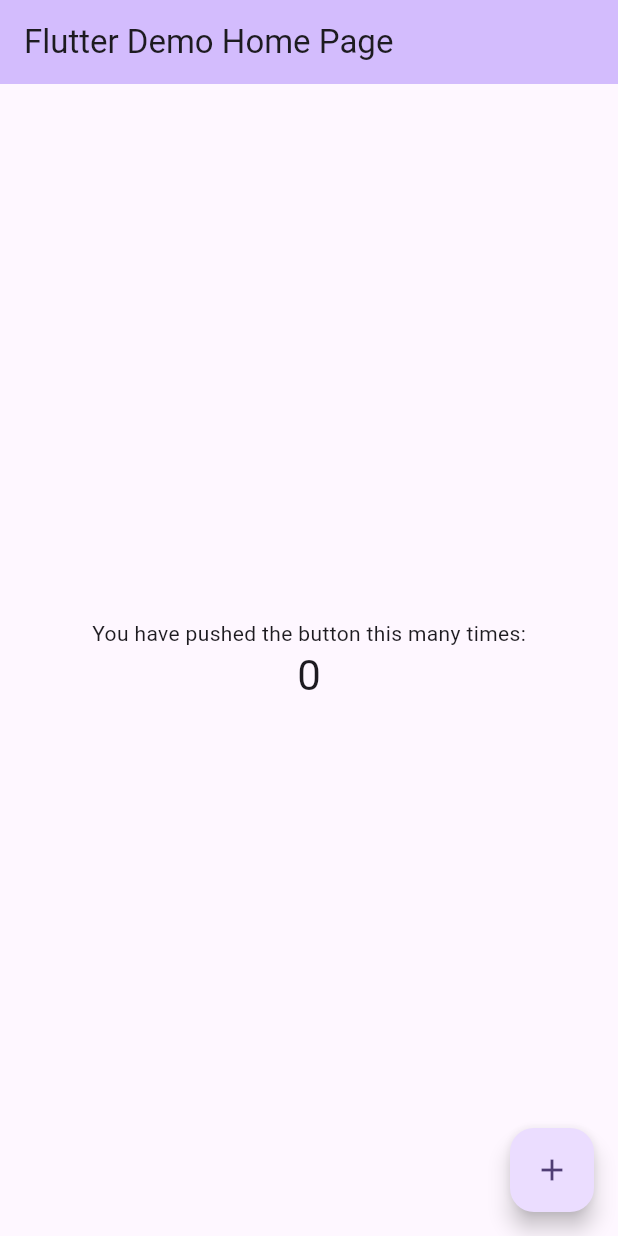
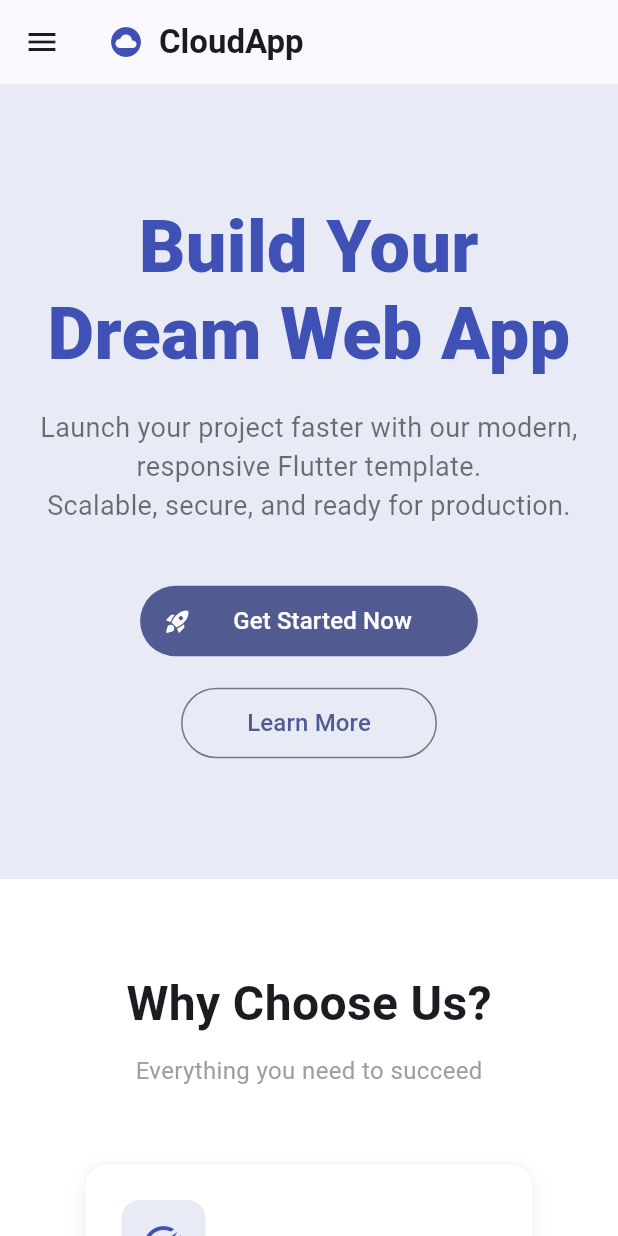
Before and after one commit to could-ai/019aa74e-e24c-751d-8e3d-c1fb7156fb22, a Flutter app: the screen it shows after launch, on a phone screen of 412 x 824 dp. Run offline on Flutter 3.47's test engine with Material 3 defaults, Android fonts, the phone set to English and light mode, and no system bars.

Commit message:
Replaced the default counter app with a clean MaterialApp structure. Configured a modern Indigo theme, removed debug banner, and set up the initial route to point to the new HomeScreen.; Created a responsive HomeScreen with a modern landing page layout. Includes a responsive AppBar (switches to Drawer on mobile), a Hero section with call-to-action buttons, a Features section with cards, and a simple Footer. Used standard Flutter widgets for cross-platform compatibility.

```diff
--- a/usr/lib/main.dart
+++ b/usr/lib/main.dart
@@ -1,4 +1,5 @@
 import 'package:flutter/material.dart';
+import 'screens/home_screen.dart';
 
 void main() {
   runApp(const MyApp());
@@ -7,117 +8,20 @@ void main() {
 class MyApp extends StatelessWidget {
   const MyApp({super.key});
 
-  // This widget is the root of your application.
   @override
   Widget build(BuildContext context) {
     return MaterialApp(
-      title: 'Flutter Demo',
+      title: 'My Web App',
       debugShowCheckedModeBanner: false,
       theme: ThemeData(
-        // This is the theme of your application.
-        //
-        // TRY THIS: Try running your application with "flutter run". You'll see
-        // the application has a purple toolbar. Then, without quitting the app,
-        // try changing the seedColor in the colorScheme below to Colors.green
-        // and then invoke "hot reload" (save your changes or press the "hot
-        // reload" button in a Flutter-supported IDE, or press "r" if you used
-        // the command line to start the app).
-        //
-        // Notice that the counter didn't reset back to zero; the application
-        // state is not lost during the reload. To reset the state, use hot
-        // restart instead.
-        //
-        // This works for code too, not just values: Most code changes can be
-        // tested with just a hot reload.
-        colorScheme: ColorScheme.fromSeed(seedColor: Colors.deepPurple),
+        colorScheme: ColorScheme.fromSeed(seedColor: Colors.indigo),
+        useMaterial3: true,
+        scaffoldBackgroundColor: Colors.white,
       ),
       initialRoute: '/',
       routes: {
-        '/': (context) => const MyHomePage(title: 'Flutter Demo Home Page'),
+        '/': (context) => const HomeScreen(),
       },
     );
   }
 }
-
-class MyHomePage extends StatefulWidget {
-  const MyHomePage({super.key, required this.title});
-
-  // This widget is the home page of your application. It is stateful, meaning
-  // that it has a State object (defined below) that contains fields that affect
-  // how it looks.
-
-  // This class is the configuration for the state. It holds the values (in this
-  // case the title) provided by the parent (in this case the App widget) and
-  // used by the build method of the State. Fields in a Widget subclass are
-  // always marked "final".
-
-  final String title;
-
-  @override
-  State<MyHomePage> createState() => _MyHomePageState();
-}
-
-class _MyHomePageState extends State<MyHomePage> {
-  int _counter = 0;
-
-  void _incrementCounter() {
-    setState(() {
-      // This call to setState tells the Flutter framework that something has
-      // changed in this State, which causes it to rerun the build method below
-      // so that the display can reflect the updated values. If we changed
-      // _counter without calling setState(), then the build method would not be
-      // called again, and so nothing would appear to happen.
-      _counter++;
-    });
-  }
-
-  @override
-  Widget build(BuildContext context) {
-    // This method is rerun every time setState is called, for instance as done
-    // by the _incrementCounter method above.
-    //
-    // The Flutter framework has been optimized to make rerunning build methods
-    // fast, so that you can just rebuild anything that needs updating rather
-    // than having to individually change instances of widgets.
-    return Scaffold(
-      appBar: AppBar(
-        // TRY THIS: Try changing the color here to a specific color (to
-        // Colors.amber, perhaps?) and trigger a hot reload to see the AppBar
-        // change color while the other colors stay the same.
-        backgroundColor: Theme.of(context).colorScheme.inversePrimary,
-        // Here we take the value from the MyHomePage object that was created by
-        // the App.build method, and use it to set our appbar title.
-        title: Text(widget.title),
-      ),
-      body: Center(
-        // Center is a layout widget. It takes a single child and positions it
-        // in the middle of the parent.
-        child: Column(
-          // Column is also a layout widget. It takes a list of children and
-          // arranges them vertically. By default, it sizes itself to fit its
-          // children horizontally, and tries to be as tall as its parent.
-          //
-          // Column has various properties to control how it sizes itself and
-          // how it positions its children. Here we use mainAxisAlignment to
-          // center the children vertically; the main axis here is the vertical
-          // axis because Columns are vertical (the cross axis would be
-          // horizontal).
-          //
-          // TRY THIS: Invoke "debug painting" (choose the "Toggle Debug Paint"
-          // action in the IDE, or press "p" in the console), to see the
-          // wireframe for each widget.
-          mainAxisAlignment: MainAxisAlignment.center,
-          children: <Widget>[
-            const Text('You have pushed the button this many times:'),
-            Text('$_counter', style: Theme.of(context).textTheme.headlineMedium),
-          ],
-        ),
-      ),
-      floatingActionButton: FloatingActionButton(
-        onPressed: _incrementCounter,
-        tooltip: 'Increment',
-        child: const Icon(Icons.add),
-      ), // This trailing comma makes auto-formatting nicer for build methods.
-    );
-  }
-}
--- /dev/null
+++ b/usr/lib/screens/home_screen.dart
@@ -0,0 +1,229 @@
+import 'package:flutter/material.dart';
+
+class HomeScreen extends StatelessWidget {
+  const HomeScreen({super.key});
+
+  @override
+  Widget build(BuildContext context) {
+    // Simple responsive check
+    final isDesktop = MediaQuery.of(context).size.width > 800;
+
+    return Scaffold(
+      appBar: AppBar(
+        title: const Row(
+          children: [
+            Icon(Icons.cloud_circle, color: Colors.indigo),
+            SizedBox(width: 10),
+            Text('CloudApp', style: TextStyle(fontWeight: FontWeight.bold)),
+          ],
+        ),
+        actions: isDesktop
+            ? [
+                TextButton(onPressed: () {}, child: const Text('Features')),
+                TextButton(onPressed: () {}, child: const Text('Pricing')),
+                TextButton(onPressed: () {}, child: const Text('About')),
+                const SizedBox(width: 10),
+                FilledButton(onPressed: () {}, child: const Text('Get Started')),
+                const SizedBox(width: 20),
+              ]
+            : null, // Use drawer for mobile
+      ),
+      drawer: !isDesktop
+          ? Drawer(
+              child: ListView(
+                padding: EdgeInsets.zero,
+                children: [
+                  const DrawerHeader(
+                    decoration: BoxDecoration(color: Colors.indigo),
+                    child: Column(
+                      crossAxisAlignment: CrossAxisAlignment.start,
+                      mainAxisAlignment: MainAxisAlignment.end,
+                      children: [
+                        Icon(Icons.cloud_circle, color: Colors.white, size: 48),
+                        SizedBox(height: 10),
+                        Text('CloudApp', style: TextStyle(color: Colors.white, fontSize: 24)),
+                      ],
+                    ),
+                  ),
+                  ListTile(
+                    leading: const Icon(Icons.star),
+                    title: const Text('Features'),
+                    onTap: () {},
+                  ),
+                  ListTile(
+                    leading: const Icon(Icons.attach_money),
+                    title: const Text('Pricing'),
+                    onTap: () {},
+                  ),
+                  ListTile(
+                    leading: const Icon(Icons.info),
+                    title: const Text('About'),
+                    onTap: () {},
+                  ),
+                ],
+              ),
+            )
+          : null,
+      body: SingleChildScrollView(
+        child: Column(
+          children: [
+            // Hero Section
+            Container(
+              width: double.infinity,
+              padding: const EdgeInsets.symmetric(vertical: 80, horizontal: 20),
+              color: Colors.indigo.shade50,
+              child: Column(
+                children: [
+                  const Text(
+                    'Build Your Dream Web App',
+                    textAlign: TextAlign.center,
+                    style: TextStyle(
+                      fontSize: 48,
+                      fontWeight: FontWeight.w800,
+                      height: 1.2,
+                      color: Colors.indigo,
+                    ),
+                  ),
+                  const SizedBox(height: 20),
+                  const Text(
+                    'Launch your project faster with our modern, responsive Flutter template.\nScalable, secure, and ready for production.',
+                    textAlign: TextAlign.center,
+                    style: TextStyle(fontSize: 18, color: Colors.black54),
+                  ),
+                  const SizedBox(height: 40),
+                  Wrap(
+                    spacing: 20,
+                    runSpacing: 20,
+                    alignment: WrapAlignment.center,
+                    children: [
+                      FilledButton.icon(
+                        onPressed: () {},
+                        icon: const Icon(Icons.rocket_launch),
+                        label: const Padding(
+                          padding: EdgeInsets.symmetric(horizontal: 20, vertical: 12),
+                          child: Text('Get Started Now', style: TextStyle(fontSize: 16)),
+                        ),
+                      ),
+                      OutlinedButton(
+                        onPressed: () {},
+                        child: const Padding(
+                          padding: EdgeInsets.symmetric(horizontal: 20, vertical: 12),
+                          child: Text('Learn More', style: TextStyle(fontSize: 16)),
+                        ),
+                      ),
+                    ],
+                  ),
+                ],
+              ),
+            ),
+
+            // Features Section
+            Padding(
+              padding: const EdgeInsets.symmetric(vertical: 60, horizontal: 20),
+              child: ConstrainedBox(
+                constraints: const BoxConstraints(maxWidth: 1200),
+                child: Column(
+                  children: [
+                    const Text(
+                      'Why Choose Us?',
+                      style: TextStyle(fontSize: 32, fontWeight: FontWeight.bold),
+                    ),
+                    const SizedBox(height: 10),
+                    const Text(
+                      'Everything you need to succeed',
+                      style: TextStyle(fontSize: 16, color: Colors.grey),
+                    ),
+                    const SizedBox(height: 50),
+                    LayoutBuilder(
+                      builder: (context, constraints) {
+                        return Wrap(
+                          spacing: 40,
+                          runSpacing: 40,
+                          alignment: WrapAlignment.center,
+                          children: [
+                            _buildFeatureCard(
+                              icon: Icons.speed,
+                              title: 'Lightning Fast',
+                              description: 'Optimized for performance to ensure the best user experience.',
+                            ),
+                            _buildFeatureCard(
+                              icon: Icons.security,
+                              title: 'Secure by Default',
+                              description: 'Enterprise-grade security features built right into the core.',
+                            ),
+                            _buildFeatureCard(
+                              icon: Icons.devices,
+                              title: 'Fully Responsive',
+                              description: 'Looks amazing on desktops, tablets, and mobile devices.',
+                            ),
+                          ],
+                        );
+                      },
+                    ),
+                  ],
+                ),
+              ),
+            ),
+
+            // Footer
+            Container(
+              width: double.infinity,
+              color: Colors.grey.shade900,
+              padding: const EdgeInsets.symmetric(vertical: 40, horizontal: 20),
+              child: const Column(
+                children: [
+                  Text(
+                    '© 2024 CloudApp Inc. All rights reserved.',
+                    style: TextStyle(color: Colors.white54),
+                  ),
+                ],
+              ),
+            ),
+          ],
+        ),
+      ),
+    );
+  }
+
+  Widget _buildFeatureCard({required IconData icon, required String title, required String description}) {
+    return Container(
+      width: 300,
+      padding: const EdgeInsets.all(24),
+      decoration: BoxDecoration(
+        color: Colors.white,
+        borderRadius: BorderRadius.circular(16),
+        boxShadow: [
+          BoxShadow(
+            color: Colors.black.withOpacity(0.05),
+            blurRadius: 10,
+            offset: const Offset(0, 4),
+          ),
+        ],
+        border: Border.all(color: Colors.grey.shade100),
+      ),
+      child: Column(
+        crossAxisAlignment: CrossAxisAlignment.start,
+        children: [
+          Container(
+            padding: const EdgeInsets.all(12),
+            decoration: BoxDecoration(
+              color: Colors.indigo.shade50,
+              borderRadius: BorderRadius.circular(12),
+            ),
+            child: Icon(icon, color: Colors.indigo, size: 32),
+          ),
+          const SizedBox(height: 20),
+          Text(
+            title,
+            style: const TextStyle(fontSize: 20, fontWeight: FontWeight.bold),
+          ),
+          const SizedBox(height: 10),
+          Text(
+            description,
+            style: const TextStyle(color: Colors.black54, height: 1.5),
+          ),
+        ],
+      ),
+    );
+  }
+}
```
